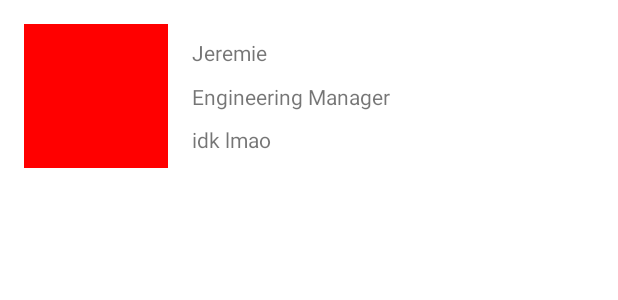
After one commit to ericdecanini/MojoTeam, an Android app: the layout list_item_team_member.xml on its own in the app's theme, with its tools: preview values and no code run, on a phone screen of 412 x 824 dp. The commit adds this screen. Shown: the top 300 px of the screen. Run offline under Robolectric (Android 15) with nearby library versions, the phone set to English and light mode, and no system bars.

Commit message:
adds list item and main layouts

```diff
--- a/app/src/main/res/layout/activity_main.xml
+++ b/app/src/main/res/layout/activity_main.xml
@@ -7,14 +7,17 @@
     tools:context=".MainActivity"
     >
 
-    <TextView
-        android:layout_width="wrap_content"
-        android:layout_height="wrap_content"
-        android:text="Hello World!"
+    <ScrollView
+        android:layout_width="match_parent"
+        android:layout_height="0dp"
         app:layout_constraintBottom_toBottomOf="parent"
-        app:layout_constraintLeft_toLeftOf="parent"
-        app:layout_constraintRight_toRightOf="parent"
-        app:layout_constraintTop_toTopOf="parent"
-        />
+        app:layout_constraintTop_toTopOf="parent">
+
+        <View
+            android:id="@+id/dummyview"
+            android:layout_width="0dp"
+            android:layout_height="0dp" />
+
+    </ScrollView>
 
 </androidx.constraintlayout.widget.ConstraintLayout>
--- /dev/null
+++ b/app/src/main/res/layout/list_item_team_member.xml
@@ -0,0 +1,51 @@
+<?xml version="1.0" encoding="utf-8"?>
+<androidx.constraintlayout.widget.ConstraintLayout xmlns:android="http://schemas.android.com/apk/res/android"
+    android:layout_width="match_parent"
+    android:layout_height="wrap_content"
+    xmlns:app="http://schemas.android.com/apk/res-auto"
+    xmlns:tools="http://schemas.android.com/tools"
+    android:padding="16dp"
+    >
+
+    <ImageView
+        android:id="@+id/profile_pic"
+        android:layout_width="96dp"
+        android:layout_height="96dp"
+        android:importantForAccessibility="no"
+        app:layout_constraintStart_toStartOf="parent"
+        app:layout_constraintTop_toTopOf="parent"
+        app:layout_constraintBottom_toBottomOf="parent"
+        tools:background="#FF0000" />
+
+    <TextView
+        android:id="@+id/name"
+        android:layout_width="wrap_content"
+        android:layout_height="wrap_content"
+        android:layout_marginStart="16dp"
+        app:layout_constraintStart_toEndOf="@id/profile_pic"
+        app:layout_constraintTop_toTopOf="parent"
+        app:layout_constraintBottom_toTopOf="@id/position"
+        tools:text="Jeremie" />
+
+    <TextView
+        android:id="@+id/position"
+        android:layout_width="wrap_content"
+        android:layout_height="wrap_content"
+        android:layout_marginStart="16dp"
+        app:layout_constraintStart_toEndOf="@id/profile_pic"
+        app:layout_constraintTop_toBottomOf="@id/name"
+        app:layout_constraintBottom_toTopOf="@id/platform"
+        tools:text="Engineering Manager" />
+
+    <TextView
+        android:id="@+id/platform"
+        android:layout_width="wrap_content"
+        android:layout_height="wrap_content"
+        android:layout_marginStart="16dp"
+        app:layout_constraintStart_toEndOf="@id/profile_pic"
+        app:layout_constraintTop_toBottomOf="@id/position"
+        app:layout_constraintBottom_toBottomOf="parent"
+        tools:text="idk lmao"/>
+
+
+</androidx.constraintlayout.widget.ConstraintLayout>
```
